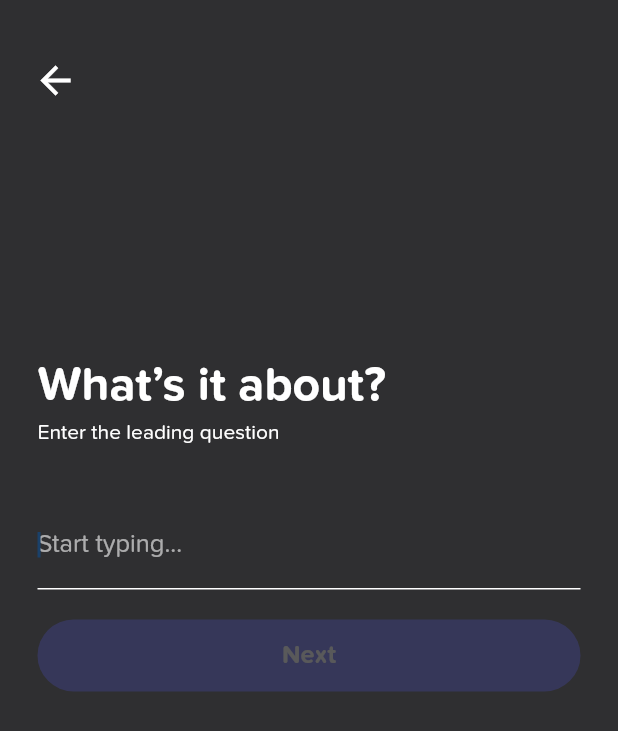
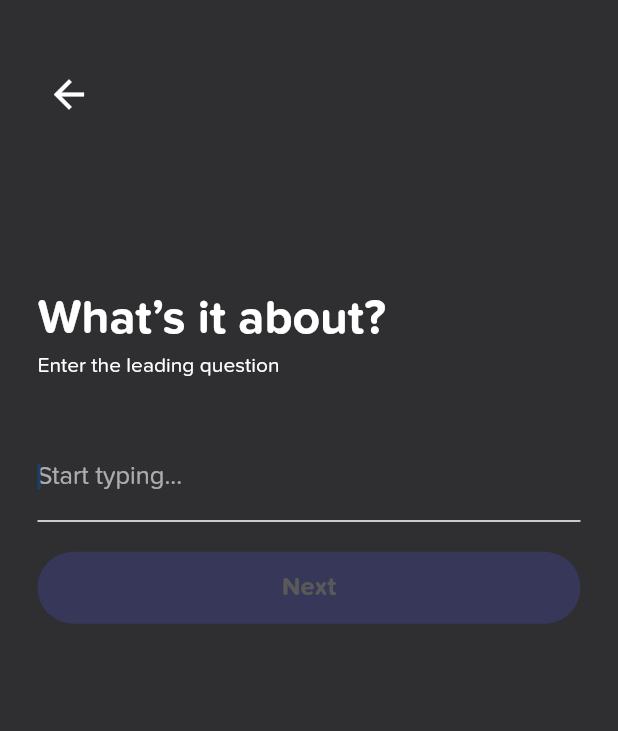
Before and after one commit to nimi-droid/bidders, a Flutter app: the WhatsAboutPage screen opened by its route, on a phone screen of 412 x 824 dp. Shown: the top 731 px of the screen. Run offline on Flutter 3.47's test engine with Material 2 defaults, Android fonts, the phone set to English and light mode, and no system bars; our stand-ins replace cached_network_image, cloud_firestore, dio, dotted_border, firebase_auth, firebase_core and 9 more; missing offline and left inert: cloud_firestore_web, firebase_auth_web, firebase_core_web, google_sign_in_web, shared_preferences_web; accounts and stored records are empty; project files that could hold a hidden picture were left out.

Commit message:
fix(*): create poll back button press bug fixed

```diff
--- a/lib/ui/create/options_page.dart
+++ b/lib/ui/create/options_page.dart
@@ -49,11 +49,11 @@ class _OptionsPageState extends State<OptionsPage> with OptionsListener {
                 children: [
                   Container(
                     margin: EdgeInsets.only(top: _screenWidth * 0.094),
-                    child: InkWell(
-                      onTap: () {
+                    child: IconButton(
+                      onPressed: () {
                         Navigator.of(context).pop();
                       },
-                      child: const Icon(
+                      icon: const Icon(
                         Icons.arrow_back,
                         size: 30,
                         color: AppColors.white,
--- a/lib/ui/whats_about_page.dart
+++ b/lib/ui/whats_about_page.dart
@@ -38,19 +38,18 @@ class _WhatsAboutPageState extends State<WhatsAboutPage> {
         body: AnnotatedRegion<SystemUiOverlayStyle>(
             value: SystemUiOverlayStyle.light
                 .copyWith(systemNavigationBarColor: AppColors.primaryColor),
-            child: Stack(
-              alignment: Alignment.topLeft,
+            child: Column(
               children: <Widget>[
                 Align(
                   alignment: Alignment.topLeft,
                   child: Container(
                     margin: EdgeInsets.only(top: _screenWidth * 0.094),
                     padding: const EdgeInsets.only(left: 22, right: 25),
-                    child: InkWell(
-                      onTap: () {
-                        Navigator.of(context).pop();
+                    child: IconButton(
+                      onPressed: () {
+                        Navigator.pop(context);
                       },
-                      child: const Icon(
+                      icon: const Icon(
                         Icons.arrow_back,
                         size: 30,
                         color: AppColors.white,
@@ -59,9 +58,9 @@ class _WhatsAboutPageState extends State<WhatsAboutPage> {
                   ),
                 ),
                 SingleChildScrollView(
-                  child: Padding(
-                    padding:
-                        EdgeInsets.only(left: 25, right: 25, bottom: 50, top: _screenHeight * 0.29),
+                  child: Container(
+                    margin:
+                        EdgeInsets.only(left: 25, right: 25, bottom: 50, top: _screenHeight * 0.13),
                     child: Column(
                       mainAxisAlignment: MainAxisAlignment.center,
                       crossAxisAlignment: CrossAxisAlignment.start,
```
Also changed, not shown: lib/ui/create/enter_new_option_page.dart (+6 -6 lines).
